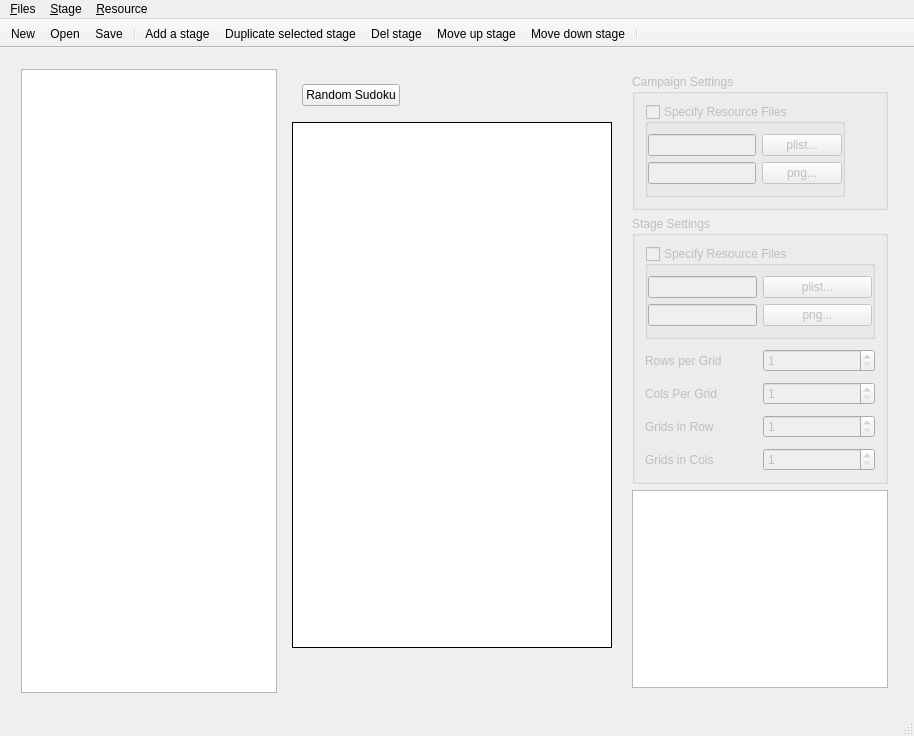
Above: mainwindow.ui from kerlw/kidsudoku_editor before the change. Below: the same form after it.
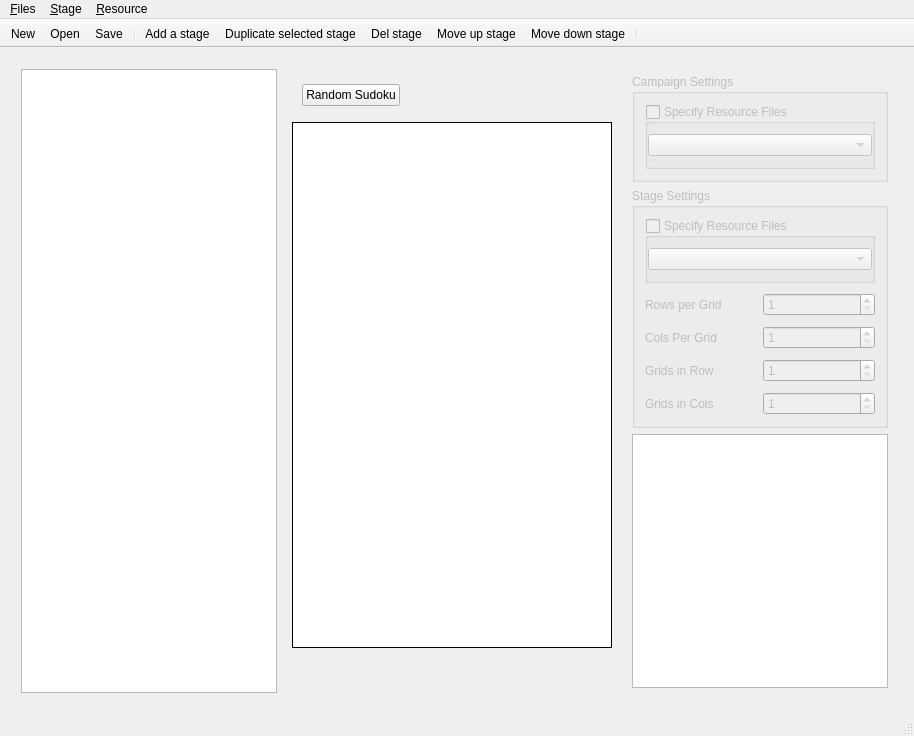
That is the form after the change. Icons and pictures are not drawn.

```diff
--- a/mainwindow.ui
+++ b/mainwindow.ui
@@ -245,7 +245,7 @@
            <property name="bottomMargin">
             <number>10</number>
            </property>
-           <item alignment="Qt::AlignLeft|Qt::AlignTop">
+           <item>
             <widget class="QGroupBox" name="m_grpCampaignRes">
              <property name="title">
               <string>Specify Resource Files</string>
@@ -270,52 +270,7 @@
                <number>10</number>
               </property>
               <item>
-               <layout class="QHBoxLayout" name="horizontalLayout_3">
-                <item>
-                 <widget class="QLineEdit" name="m_etCampaignPList">
-                  <property name="enabled">
-                   <bool>false</bool>
-                  </property>
-                  <property name="sizePolicy">
-                   <sizepolicy hsizetype="Preferred" vsizetype="Fixed">
-                    <horstretch>0</horstretch>
-                    <verstretch>0</verstretch>
-                   </sizepolicy>
-                  </property>
-                 </widget>
-                </item>
-                <item>
-                 <widget class="QPushButton" name="m_btnCampaignPList">
-                  <property name="text">
-                   <string>plist...</string>
-                  </property>
-                 </widget>
-                </item>
-               </layout>
-              </item>
-              <item>
-               <layout class="QHBoxLayout" name="horizontalLayout_4">
-                <item>
-                 <widget class="QLineEdit" name="m_etCampaignPng">
-                  <property name="enabled">
-                   <bool>false</bool>
-                  </property>
-                  <property name="sizePolicy">
-                   <sizepolicy hsizetype="Preferred" vsizetype="Fixed">
-                    <horstretch>0</horstretch>
-                    <verstretch>0</verstretch>
-                   </sizepolicy>
-                  </property>
-                 </widget>
-                </item>
-                <item>
-                 <widget class="QPushButton" name="m_btnCampaignPng">
-                  <property name="text">
-                   <string>png...</string>
-                  </property>
-                 </widget>
-                </item>
-               </layout>
+               <widget class="QComboBox" name="m_cmbCampaignRes"/>
               </item>
              </layout>
             </widget>
@@ -372,52 +327,7 @@
                <number>10</number>
               </property>
               <item>
-               <layout class="QHBoxLayout" name="horizontalLayout">
-                <item>
-                 <widget class="QLineEdit" name="lineEdit">
-                  <property name="enabled">
-                   <bool>false</bool>
-                  </property>
-                  <property name="sizePolicy">
-                   <sizepolicy hsizetype="Preferred" vsizetype="Fixed">
-                    <horstretch>0</horstretch>
-                    <verstretch>0</verstretch>
-                   </sizepolicy>
-                  </property>
-                 </widget>
-                </item>
-                <item>
-                 <widget class="QPushButton" name="pushButton">
-                  <property name="text">
-                   <string>plist...</string>
-                  </property>
-                 </widget>
-                </item>
-               </layout>
-              </item>
-              <item>
-               <layout class="QHBoxLayout" name="horizontalLayout_2">
-                <item>
-                 <widget class="QLineEdit" name="lineEdit_2">
-                  <property name="enabled">
-                   <bool>false</bool>
-                  </property>
-                  <property name="sizePolicy">
-                   <sizepolicy hsizetype="Preferred" vsizetype="Fixed">
-                    <horstretch>0</horstretch>
-                    <verstretch>0</verstretch>
-                   </sizepolicy>
-                  </property>
-                 </widget>
-                </item>
-                <item>
-                 <widget class="QPushButton" name="pushButton_2">
-                  <property name="text">
-                   <string>png...</string>
-                  </property>
-                 </widget>
-                </item>
-               </layout>
+               <widget class="QComboBox" name="m_cmbStageRes"/>
               </item>
              </layout>
             </widget>
```
Left out of the diff: 5 changed lines with no effect on the pictures.
